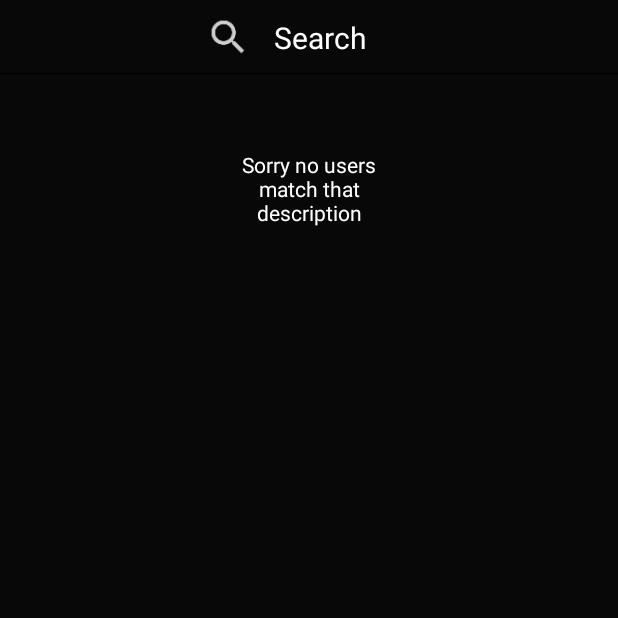
After one commit to herambsawant1/MyApplication, an Android app: the SearchListActivity screen opened directly, with no data from a screen before it, on a phone screen of 412 x 824 dp, the top half of it. The commit adds this screen. Run offline under Robolectric (Android 15) with nearby library versions, the phone set to English and light mode, and no system bars; our stand-ins replace Firebase (no records; nobody signed in at launch, a user with empty details on screens opened directly).

Commit message:
Search functionality works with users and no users in results

```diff
--- /dev/null
+++ b/app/src/main/java/com/example/heramb/applicationoutline/Search/SearchListActivity.java
@@ -0,0 +1,137 @@
+package com.example.heramb.applicationoutline.Search;
+
+import android.content.Context;
+import android.content.Intent;
+import android.support.annotation.NonNull;
+import android.support.v7.app.AppCompatActivity;
+import android.os.Bundle;
+import android.util.Log;
+import android.view.View;
+import android.widget.ListView;
+import android.widget.ProgressBar;
+import android.widget.TextView;
+
+import com.example.heramb.applicationoutline.R;
+import com.example.heramb.applicationoutline.Registration.SignInActivity;
+import com.google.firebase.auth.FirebaseAuth;
+import com.google.firebase.auth.FirebaseUser;
+import com.google.firebase.database.DataSnapshot;
+import com.google.firebase.database.DatabaseError;
+import com.google.firebase.database.DatabaseReference;
+import com.google.firebase.database.FirebaseDatabase;
+import com.google.firebase.database.ValueEventListener;
+
+import org.w3c.dom.Text;
+
+import java.util.ArrayList;
+import java.util.List;
+
+public class SearchListActivity extends AppCompatActivity {
+
+    private static final String TAG = "SearchListActivity";
+
+    private String location, service;
+    private Context mContext;
+    private ProgressBar progressBar;
+    private TextView progressBarText;
+    private TextView noResults;
+    private FirebaseAuth mAuth;
+    private FirebaseAuth.AuthStateListener mAuthListener;
+    private DatabaseReference databaseSearch;
+
+    private ListView listViewResults;
+    private List<SearchResultItems> resultList;
+
+    @Override
+    protected void onCreate(Bundle savedInstanceState) {
+        super.onCreate(savedInstanceState);
+        setContentView(R.layout.activity_search_list);
+        mContext = SearchListActivity.this;
+
+        setUpFirebaseAuth();
+        init();
+
+
+    }
+    private void init(){
+        listViewResults= (ListView) findViewById(R.id.searchResultList);
+        resultList = new ArrayList<>();
+        progressBar = (ProgressBar) findViewById(R.id.searchListProgressBar);
+        progressBarText = (TextView) findViewById(R.id.searchListProgressBarText);
+        noResults = (TextView) findViewById(R.id.searchListNoResults);
+
+        noResults.setVisibility(View.GONE);
+
+        Bundle extras = getIntent().getExtras();
+        if (extras != null) {
+            service = extras.getString("service");
+            location = extras.getString("location");
+            Log.d(TAG, "Service:" + service + "Location:" + location);
+        }
+        databaseSearch = FirebaseDatabase.getInstance().getReference(location).child(service);
+    }
+
+    //~~~~~~~~~~~~~~~~~~~~~~~~~~~~~~~~~~~~~Firebase~~~~~~~~~~~~~~~~~~~~~~~~~~~~~~~~~~~~~~~
+    private void verifyCurrentUser(FirebaseUser user){
+        if(user == null){
+            Intent intent = new Intent(mContext, SignInActivity.class);
+            startActivity(intent);
+        }
+    }
+
+    private void setUpFirebaseAuth(){
+        Log.d(TAG, "Setting up firebase authentication");
+        mAuth = FirebaseAuth.getInstance();
+        mAuthListener = new FirebaseAuth.AuthStateListener() {
+            @Override
+            public void onAuthStateChanged(@NonNull FirebaseAuth firebaseAuth) {
+                FirebaseUser user = firebaseAuth.getCurrentUser();
+                verifyCurrentUser(user);
+                if (user != null) {
+                    // User is signed in
+                    Log.d(TAG, "onAuthStateChanged:signed_in:" + user.getUid());
+                } else {
+                    // User is signed out
+                    Log.d(TAG, "onAuthStateChanged:signed_out");
+                }
+                // ...
+            }
+        };
+
+    }
+    @Override
+    public void onStart() {
+        super.onStart();
+        mAuth.addAuthStateListener(mAuthListener);
+
+        databaseSearch.addValueEventListener(new ValueEventListener() {
+            @Override
+            public void onDataChange(DataSnapshot dataSnapshot) {
+                resultList.clear();
+                for (DataSnapshot providerSnapshot : dataSnapshot.getChildren()) {
+                    SearchResultItems results = providerSnapshot.getValue(SearchResultItems.class);
+                    resultList.add(results);
+                }
+                progressBar.setVisibility(View.GONE);
+                progressBarText.setVisibility(View.GONE);
+                ServiceProvidersList adaptor = new ServiceProvidersList(SearchListActivity.this, resultList);
+                if(resultList.size() == 0){
+                    noResults.setVisibility(View.VISIBLE);
+                }
+                listViewResults.setAdapter(adaptor);
+            }
+
+            @Override
+            public void onCancelled(DatabaseError databaseError) {
+
+            }
+        });
+    }
+    @Override
+    public void onStop() {
+        super.onStop();
+        if (mAuthListener != null) {
+            mAuth.removeAuthStateListener(mAuthListener);
+        }
+    }
+}
--- /dev/null
+++ b/app/src/main/java/com/example/heramb/applicationoutline/Search/ServiceProvidersList.java
@@ -0,0 +1,53 @@
+package com.example.heramb.applicationoutline.Search;
+
+import android.app.Activity;
+import android.support.annotation.NonNull;
+import android.support.annotation.Nullable;
+import android.view.LayoutInflater;
+import android.view.View;
+import android.view.ViewGroup;
+import android.widget.ArrayAdapter;
+import android.widget.RatingBar;
+import android.widget.TextView;
+
+import com.example.heramb.applicationoutline.R;
+
+import java.util.List;
+
+/**
+ * Created by heram on 6/29/2017.
+ */
+
+public class ServiceProvidersList extends ArrayAdapter<SearchResultItems> {
+
+    private Activity context;
+    private List<SearchResultItems> resultList;
+
+    public ServiceProvidersList(Activity context, List<SearchResultItems> ServiceProviderList){
+        super(context,R.layout.row_layout_search, ServiceProviderList);
+        this.context = context;
+        this.resultList = ServiceProviderList;
+    }
+
+    @NonNull
+    @Override
+    public View getView(int position, @Nullable View convertView, @NonNull ViewGroup parent) {
+        LayoutInflater inflater = context.getLayoutInflater();
+
+        View listViewItem = inflater.inflate(R.layout.row_layout_search, null, true);
+
+        TextView textViewName = (TextView) listViewItem.findViewById(R.id.rowUserName);
+        TextView textViewService = (TextView) listViewItem.findViewById(R.id.rowService);
+        TextView textViewLocation = (TextView) listViewItem.findViewById(R.id.rowLocation);
+        RatingBar ratingViewRating = (RatingBar) listViewItem.findViewById(R.id.rowReviewRating);
+
+        SearchResultItems results = resultList.get(position);
+
+        textViewName.setText(results.getUsername());
+        textViewService.setText(results.getService());
+        textViewLocation.setText(results.getLocation());
+        ratingViewRating.setRating(results.getRating());
+
+        return listViewItem;
+    }
+}
--- a/app/src/main/res/layout/activity_search_list.xml
+++ b/app/src/main/res/layout/activity_search_list.xml
@@ -31,8 +31,15 @@
             android:id="@+id/searchListProgressBarText"
             android:layout_below="@+id/searchListProgressBar"
             android:text="Loading results..."
-            android:textColor="@color/white"
             android:layout_centerHorizontal="true"/>
+        <TextView
+            android:layout_width="100dp"
+            android:id="@+id/searchListNoResults"
+            android:layout_height="wrap_content"
+            android:layout_marginTop="50dp"
+            android:layout_centerHorizontal="true"
+            android:textAlignment="center"
+            android:text="Sorry no users match that description"/>
         <ListView
             android:id="@+id/searchResultList"
             android:layout_width="wrap_content"
```
Also changed, not shown: app/src/main/java/com/example/heramb/applicationoutline/Search/SearchResultItems.java (added, +52 -0 lines).
